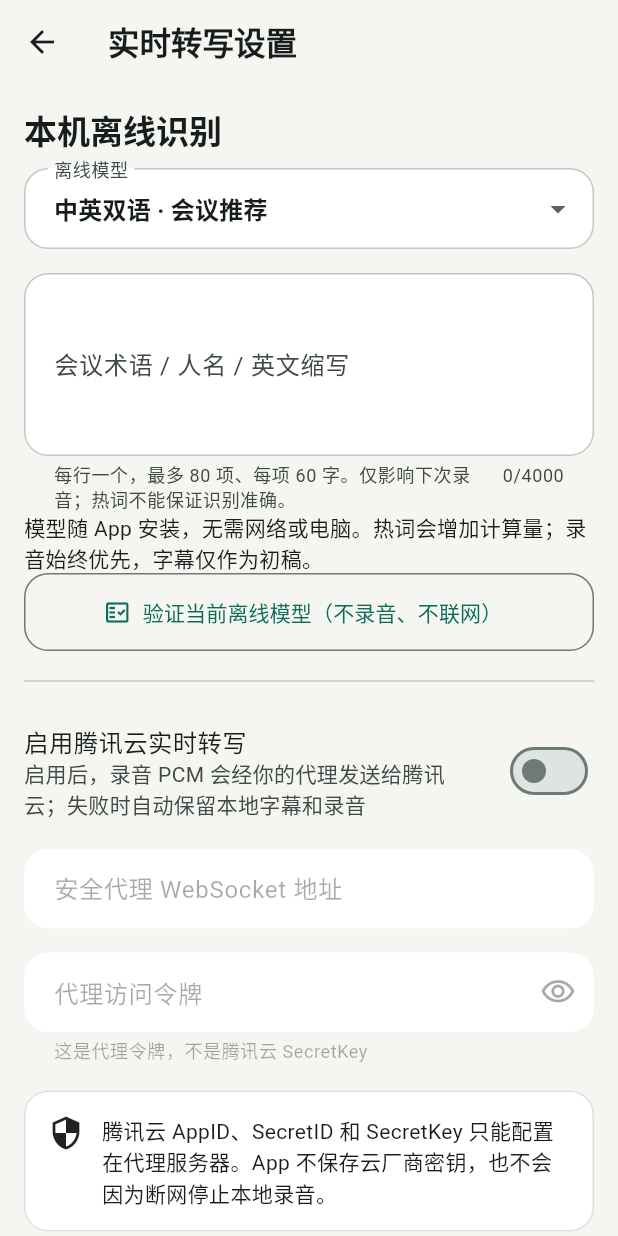
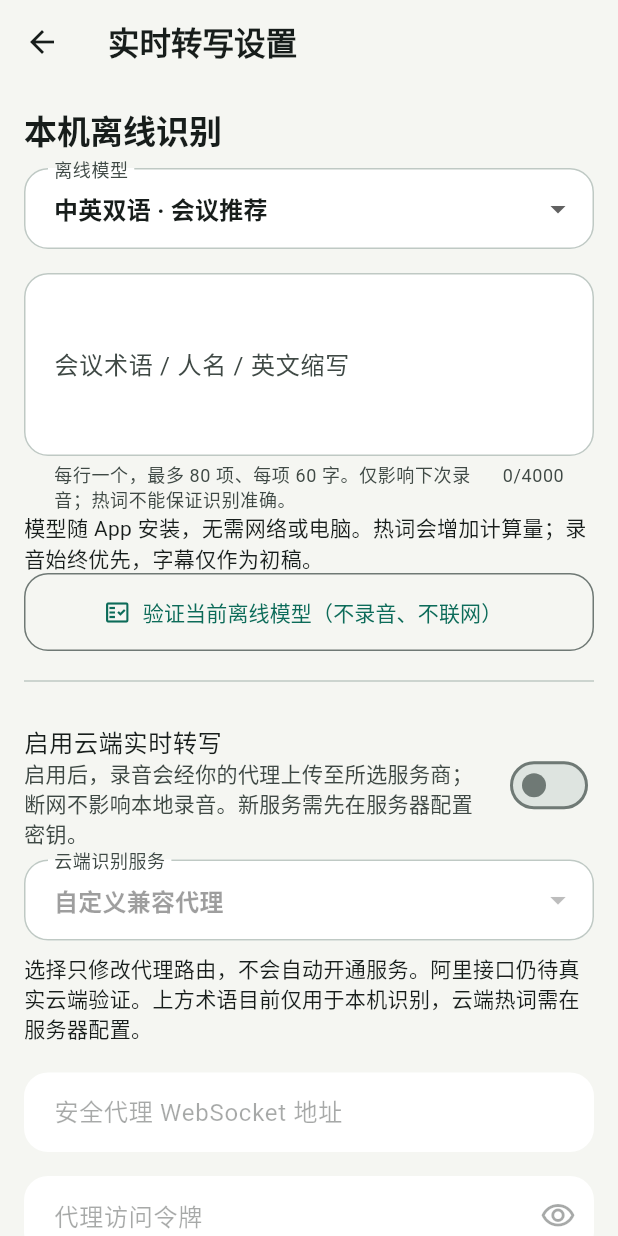
Before and after one commit to kanemaverick/sync-notes, a Flutter app: the screen it shows after launch, item 4 of the bottom bar chosen, after a tap on "实时字幕", on a phone screen of 412 x 824 dp. Run offline on Flutter 3.47's test engine with Material 3 defaults, Android fonts, the phone set to English and light mode, and no system bars; our stand-ins replace camera, flutter_markdown_plus, image_picker, just_audio, permission_handler, share_plus and 2 more; missing offline and left inert: flutter_foreground_task, record, sherpa_onnx; accounts and stored records are empty; statements that could not run were skipped.

Commit message:
feat: select cloud ASR providers and align captions to first transmitted sample

```diff
--- a/lib/screens/transcription_settings_screen.dart
+++ b/lib/screens/transcription_settings_screen.dart
@@ -28,6 +28,7 @@ class _TranscriptionSettingsScreenState
   bool _saving = false;
   bool _obscureToken = true;
   bool _testing = false;
+  CloudAsrProvider _provider = CloudAsrProvider.custom;
 
   Future<void> _checkModel() async {
     if (await FlutterForegroundTask.isRunningService) {
@@ -91,6 +92,7 @@ class _TranscriptionSettingsScreenState
       _localModel = local.model;
       _hotwordsController.text = local.hotwords.join('\n');
       _urlController.text = config.proxyUrl;
+      _provider = CloudAsrProvider.fromUrl(config.proxyUrl);
       _tokenController.text = config.accessToken;
       _loading = false;
     });
@@ -132,6 +134,7 @@ class _TranscriptionSettingsScreenState
     setState(() {
       _enabled = config.enabled;
       _urlController.text = config.proxyUrl;
+      _provider = CloudAsrProvider.fromUrl(config.proxyUrl);
       _tokenController.text = config.accessToken;
     });
   }
@@ -202,12 +205,44 @@ class _TranscriptionSettingsScreenState
                   const Divider(height: 40),
                   SwitchListTile(
                     contentPadding: EdgeInsets.zero,
-                    title: const Text('启用腾讯云实时转写'),
+                    title: const Text('启用云端实时转写'),
                     subtitle: const Text(
-                      '启用后，录音 PCM 会经你的代理发送给腾讯云；失败时自动保留本地字幕和录音',
+                      '启用后，录音会经你的代理上传至所选服务商；断网不影响本地录音。新服务需先在服务器配置密钥。',
                     ),
                     value: _enabled,
                     onChanged: (value) => setState(() => _enabled = value),
+                  ),
+                  DropdownButtonFormField<CloudAsrProvider>(
+                    key: ValueKey(_provider),
+                    initialValue: _provider,
+                    isExpanded: true,
+                    decoration: const InputDecoration(labelText: '云端识别服务'),
+                    items: CloudAsrProvider.values
+                        .map(
+                          (provider) => DropdownMenuItem(
+                            value: provider,
+                            child: Text(provider.label),
+                          ),
+                        )
+                        .toList(),
+                    onChanged: _enabled
+                        ? (provider) {
+                            if (provider == null) return;
+                            setState(() {
+                              _urlController.text = cloudProviderUrl(
+                                _urlController.text,
+                                provider,
+                              );
+                              _provider = provider;
+                            });
+                          }
+                        : null,
+                  ),
+                  const Padding(
+                    padding: EdgeInsets.symmetric(vertical: 8),
+                    child: Text(
+                      '选择只修改代理路由，不会自动开通服务。阿里接口仍待真实云端验证。上方术语目前仅用于本机识别，云端热词需在服务器配置。',
+                    ),
                   ),
                   if (widget.store.hasBundledConfig) ...[
                     const SizedBox(height: 8),
@@ -229,6 +264,9 @@ class _TranscriptionSettingsScreenState
                     enabled: _enabled,
                     keyboardType: TextInputType.url,
                     autocorrect: false,
+                    onChanged: (value) => setState(
+                      () => _provider = CloudAsrProvider.fromUrl(value),
+                    ),
                     decoration: const InputDecoration(
                       labelText: '安全代理 WebSocket 地址',
                       hintText: 'wss://example.com/v1/asr/tencent/realtime',
@@ -244,7 +282,7 @@ class _TranscriptionSettingsScreenState
                     enableSuggestions: false,
                     decoration: InputDecoration(
                       labelText: '代理访问令牌',
-                      helperText: '这是代理令牌，不是腾讯云 SecretKey',
+                      helperText: '这是代理令牌，不是云厂商 API Key / SecretKey',
                       suffixIcon: IconButton(
                         onPressed: () =>
                             setState(() => _obscureToken = !_obscureToken),
@@ -271,7 +309,7 @@ class _TranscriptionSettingsScreenState
                           SizedBox(width: 12),
                           Expanded(
                             child: Text(
-                              '腾讯云 AppID、SecretID 和 SecretKey 只能配置在代理服务器。'
+                              '云厂商 API Key、AppID、SecretID 和 SecretKey 只能配置在代理服务器。'
                               'App 不保存云厂商密钥，也不会因为断网停止本地录音。',
                             ),
                           ),
--- a/lib/services/background_recording_service.dart
+++ b/lib/services/background_recording_service.dart
@@ -577,7 +577,7 @@ class RecordingTaskHandler extends TaskHandler {
     final samples = usableLength ~/ _bytesPerSample;
     _segmentSamples += samples;
     _timelineSamples += samples;
-    if (_cloudConnected) _cloudTranscriber?.addPcm(bytes);
+    if (_cloudConnected) _cloudTranscriber?.addPcm(bytes, startMs: startMs);
 
     _localAsr?.addPcm(bytes, startMs: startMs, endMs: _timelineMs);
   }
@@ -740,7 +740,7 @@ class RecordingTaskHandler extends TaskHandler {
       'endMs': endMs,
       'text': update.text,
       'speakerLabel': update.speakerId == null || update.speakerId! < 0
-          ? '腾讯云'
+          ? CloudAsrProvider.fromUrl(_cloudProxyUrl).label
           : '讲解人${update.speakerId! + 1}',
     };
     _transcripts.removeWhere((existing) => existing['id'] == item['id']);
--- a/lib/services/cloud_transcription_settings.dart
+++ b/lib/services/cloud_transcription_settings.dart
@@ -1,4 +1,31 @@
 import 'package:shared_preferences/shared_preferences.dart';
+
+enum CloudAsrProvider {
+  tencent('腾讯云', '/v1/asr/tencent/realtime'),
+  aliyun('阿里 Fun-ASR', '/v1/asr/aliyun/realtime'),
+  custom('自定义兼容代理', '');
+
+  const CloudAsrProvider(this.label, this.path);
+  final String label;
+  final String path;
+
+  static CloudAsrProvider fromUrl(String url) {
+    final path = Uri.tryParse(url.trim())?.path;
+    return values.firstWhere(
+      (provider) => provider != custom && provider.path == path,
+      orElse: () => custom,
+    );
+  }
+}
+
+/// Switching provider keeps the operator's server and routing query intact.
+/// A custom path is never guessed; its owner must enter the correct endpoint.
+String cloudProviderUrl(String current, CloudAsrProvider provider) {
+  if (provider == CloudAsrProvider.custom) return current;
+  final uri = Uri.tryParse(current.trim());
+  if (uri == null || uri.host.isEmpty) return '';
+  return uri.replace(path: provider.path).toString();
+}
 
 const bundledCloudTranscriptionConfig = CloudTranscriptionConfig(
   enabled: bool.fromEnvironment('CLOUD_ASR_ENABLED'),
```
Also changed, not shown: lib/services/cloud_realtime_transcription.dart (+7 -2 lines), 3 other files.
